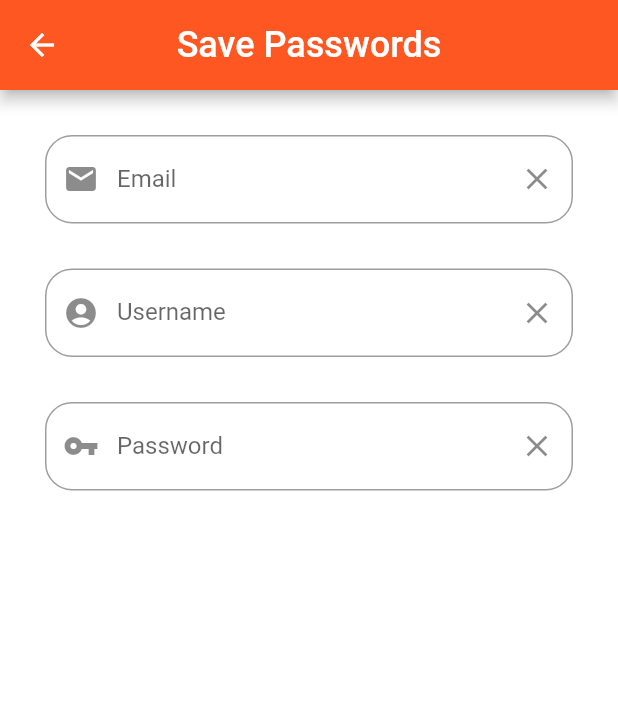
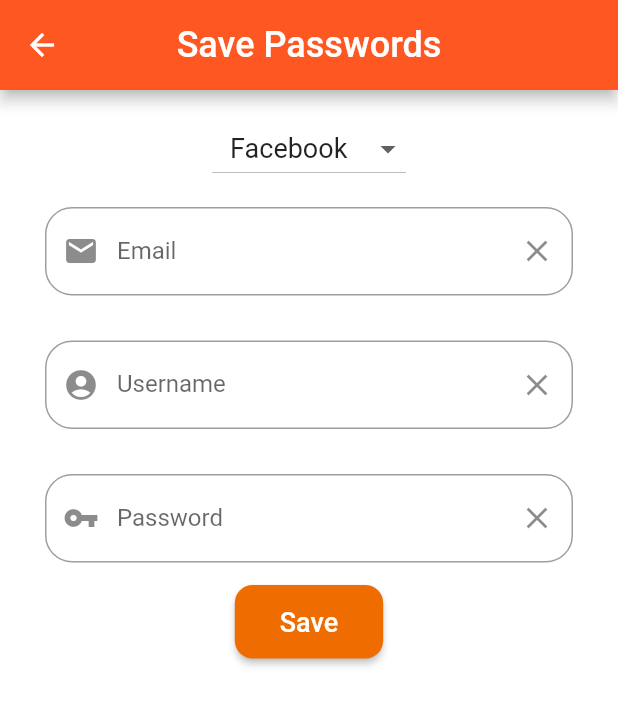
Before and after one commit to avijeetpandey/encryptor, a Flutter app: the SavePasswords screen opened by its route, on a phone screen of 412 x 824 dp. Shown: the top 705 px of the screen. Run offline on Flutter 3.47's test engine with Material 2 defaults, Android fonts, the phone set to English and light mode, and no system bars; our stand-ins replace form_field_validator, google_fonts, random_string, shared_preferences, sqflite; missing offline and left inert: sk_onboarding_screen; accounts and stored records are empty; Roboto replaces fonts that are missing (Acme).

Commit message:
added save form UI

```diff
--- a/lib/Pages/SavePasswords.dart
+++ b/lib/Pages/SavePasswords.dart
@@ -22,6 +22,23 @@
   TextEditingController _usernameController = TextEditingController();
   TextEditingController _passwordController = TextEditingController();
 
+  /** DropDown list value */
+  String _value = 'Facebook';
+
+  /**
+   * Popular Platforms List
+   */
+
+  List<String> platforms = <String>[
+    'Facebook',
+    'LinkedIn',
+    'Instagram',
+    'SnapChat',
+    'Quora',
+    'Twitter',
+    'Others'
+  ];
+
   @override
   Widget build(BuildContext context) {
     return Scaffold(
@@ -42,13 +59,44 @@
               child: Column(
                 children: [
                   /**
+                   * DropDown List for platform selection
+                   */
+
+                  DropdownButton(
+                    autofocus: true,
+                    value: _value,
+                    items: platforms.map((String platform) {
+                      return DropdownMenuItem(
+                        value: platform,
+                        child: Padding(
+                          padding: EdgeInsets.all(12.0),
+                          child: Text(
+                            platform,
+                            style: GoogleFonts.acme(
+                              fontSize: 18.0,
+                            ),
+                          ),
+                        ),
+                      );
+                    }).toList(),
+                    onChanged: (value) {
+                      setState(() {
+                        _value = value;
+                      });
+                    },
+                  ),
+
+                  /**
                    * Email Text Form field
                    */
                   Padding(
                     padding: const EdgeInsets.all(15.0),
                     child: TextFormField(
+                      autofocus: true,
                       controller: _emailController,
                       autocorrect: false,
+                      autovalidate: true,
+                      validator: EmailValidator(errorText: "Not a valid Email"),
                       decoration: InputDecoration(
                           labelText: "Email",
                           border: OutlineInputBorder(
@@ -56,15 +104,17 @@
                           prefixIcon: Icon(Icons.email),
                           suffixIcon: IconButton(
                             icon: Icon(Icons.clear),
-                            onPressed: () {},
+                            onPressed: () {
+                              _emailController.clear();
+                            },
                           )),
                     ),
                   ),
 
-                /**
+                  /**
                  * Username text form field
                  */
-                Padding(
+                  Padding(
                     padding: const EdgeInsets.all(15.0),
                     child: TextFormField(
                       controller: _usernameController,
@@ -76,18 +126,21 @@
                           prefixIcon: Icon(Icons.account_circle),
                           suffixIcon: IconButton(
                             icon: Icon(Icons.clear),
-                            onPressed: () {},
+                            onPressed: () {
+                              _usernameController.clear();
+                            },
                           )),
                     ),
                   ),
 
-                /**
+                  /**
                  * Password Text Form Field
                  */
 
-                Padding(
+                  Padding(
                     padding: const EdgeInsets.all(15.0),
                     child: TextFormField(
+                      obscureText: true,
                       controller: _passwordController,
                       autocorrect: false,
                       decoration: InputDecoration(
@@ -97,11 +150,28 @@
                           prefixIcon: Icon(Icons.vpn_key),
                           suffixIcon: IconButton(
                             icon: Icon(Icons.clear),
-                            onPressed: () {},
+                            onPressed: () {
+                              _passwordController.clear();
+                            },
                           )),
                     ),
-                  )
+                  ),
 
+                  /**
+                   * Raised Button for saving the passwords
+                   */
+                  RaisedButton(
+                    shape: RoundedRectangleBorder(
+                        borderRadius: BorderRadius.circular(12)),
+                    color: Colors.orange[800],
+                    onPressed: () {},
+                    child: Padding(
+                      padding: const EdgeInsets.all(14.0),
+                      child: Text("Save",
+                          style: GoogleFonts.acme(
+                              color: Colors.white, fontSize: 18)),
+                    ),
+                  ),
                 ],
               )),
         ),
```
